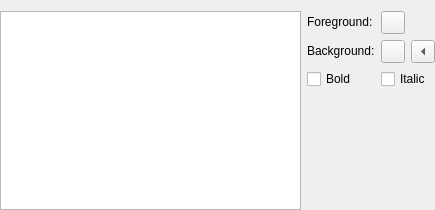
qt-creator/qt-creator, file src/plugins/texteditor/colorschemeedit.ui: the form before one commit.
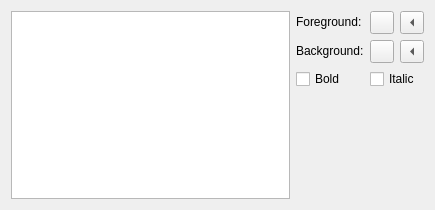
The form after the commit.

The edit to the form file:
```diff
--- a/src/plugins/texteditor/colorschemeedit.ui
+++ b/src/plugins/texteditor/colorschemeedit.ui
@@ -10,17 +10,8 @@
     <height>210</height>
    </rect>
   </property>
-  <layout class="QHBoxLayout" name="horizontalLayout_2">
-   <property name="leftMargin">
-    <number>0</number>
-   </property>
-   <property name="rightMargin">
-    <number>0</number>
-   </property>
-   <property name="bottomMargin">
-    <number>0</number>
-   </property>
-   <item>
+  <layout class="QGridLayout" name="gridLayout">
+   <item row="0" column="0" rowspan="4">
     <widget class="QListView" name="itemList">
      <property name="sizePolicy">
       <sizepolicy hsizetype="Expanding" vsizetype="Expanding">
@@ -36,23 +27,25 @@
      </property>
     </widget>
    </item>
-   <item>
-    <layout class="QGridLayout" name="_2">
-     <item row="2" column="0">
-      <widget class="QCheckBox" name="boldCheckBox">
-       <property name="text">
-        <string>Bold</string>
-       </property>
-      </widget>
-     </item>
-     <item row="2" column="1">
-      <widget class="QCheckBox" name="italicCheckBox">
-       <property name="text">
-        <string>Italic</string>
-       </property>
-      </widget>
-     </item>
-     <item row="0" column="1">
+   <item row="0" column="1">
+    <widget class="QLabel" name="foregroundLabel">
+     <property name="sizePolicy">
+      <sizepolicy hsizetype="Fixed" vsizetype="Fixed">
+       <horstretch>0</horstretch>
+       <verstretch>0</verstretch>
+      </sizepolicy>
+     </property>
+     <property name="text">
+      <string>Foreground:</string>
+     </property>
+     <property name="buddy">
+      <cstring>foregroundToolButton</cstring>
+     </property>
+    </widget>
+   </item>
+   <item row="0" column="2">
+    <layout class="QHBoxLayout" name="horizontalLayout_3">
+     <item>
       <widget class="QToolButton" name="foregroundToolButton">
        <property name="sizePolicy">
         <sizepolicy hsizetype="Fixed" vsizetype="Fixed">
@@ -65,24 +58,41 @@
        </property>
       </widget>
      </item>
-     <item row="1" column="0">
-      <widget class="QLabel" name="backgroundLabel">
-       <property name="sizePolicy">
-        <sizepolicy hsizetype="Fixed" vsizetype="Fixed">
-         <horstretch>0</horstretch>
-         <verstretch>0</verstretch>
-        </sizepolicy>
+     <item>
+      <widget class="QToolButton" name="eraseForegroundToolButton">
+       <property name="toolTip">
+        <string>Erase foreground</string>
        </property>
        <property name="text">
-        <string>Background:</string>
+        <string>x</string>
        </property>
-       <property name="buddy">
-        <cstring>backgroundToolButton</cstring>
+       <property name="arrowType">
+        <enum>Qt::LeftArrow</enum>
        </property>
       </widget>
      </item>
-     <item row="0" column="0">
-      <widget class="QLabel" name="foregroundLabel">
+    </layout>
+   </item>
+   <item row="1" column="1">
+    <widget class="QLabel" name="backgroundLabel">
+     <property name="sizePolicy">
+      <sizepolicy hsizetype="Fixed" vsizetype="Fixed">
+       <horstretch>0</horstretch>
+       <verstretch>0</verstretch>
+      </sizepolicy>
+     </property>
+     <property name="text">
+      <string>Background:</string>
+     </property>
+     <property name="buddy">
+      <cstring>backgroundToolButton</cstring>
+     </property>
+    </widget>
+   </item>
+   <item row="1" column="2">
+    <layout class="QHBoxLayout" name="horizontalLayout">
+     <item>
+      <widget class="QToolButton" name="backgroundToolButton">
        <property name="sizePolicy">
         <sizepolicy hsizetype="Fixed" vsizetype="Fixed">
          <horstretch>0</horstretch>
@@ -90,58 +100,52 @@
         </sizepolicy>
        </property>
        <property name="text">
-        <string>Foreground:</string>
+        <string/>
        </property>
-       <property name="buddy">
-        <cstring>foregroundToolButton</cstring>
-       </property>
       </widget>
      </item>
-     <item row="3" column="1">
-      <spacer>
-       <property name="orientation">
-        <enum>Qt::Vertical</enum>
+     <item>
+      <widget class="QToolButton" name="eraseBackgroundToolButton">
+       <property name="toolTip">
+        <string>Erase background</string>
        </property>
-       <property name="sizeHint" stdset="0">
-        <size>
-         <width>20</width>
-         <height>40</height>
-        </size>
+       <property name="text">
+        <string>x</string>
        </property>
-      </spacer>
+       <property name="arrowType">
+        <enum>Qt::LeftArrow</enum>
+       </property>
+      </widget>
      </item>
-     <item row="1" column="1">
-      <layout class="QHBoxLayout" name="horizontalLayout">
-       <item>
-        <widget class="QToolButton" name="backgroundToolButton">
-         <property name="sizePolicy">
-          <sizepolicy hsizetype="Fixed" vsizetype="Fixed">
-           <horstretch>0</horstretch>
-           <verstretch>0</verstretch>
-          </sizepolicy>
-         </property>
-         <property name="text">
-          <string/>
-         </property>
-        </widget>
-       </item>
-       <item>
-        <widget class="QToolButton" name="eraseBackgroundToolButton">
-         <property name="toolTip">
-          <string>Erase background</string>
-         </property>
-         <property name="text">
-          <string>x</string>
-         </property>
-         <property name="arrowType">
-          <enum>Qt::LeftArrow</enum>
-         </property>
-        </widget>
-       </item>
-      </layout>
-     </item>
     </layout>
    </item>
+   <item row="2" column="1">
+    <widget class="QCheckBox" name="boldCheckBox">
+     <property name="text">
+      <string>Bold</string>
+     </property>
+    </widget>
+   </item>
+   <item row="2" column="2">
+    <widget class="QCheckBox" name="italicCheckBox">
+     <property name="text">
+      <string>Italic</string>
+     </property>
+    </widget>
+   </item>
+   <item row="3" column="2">
+    <spacer>
+     <property name="orientation">
+      <enum>Qt::Vertical</enum>
+     </property>
+     <property name="sizeHint" stdset="0">
+      <size>
+       <width>20</width>
+       <height>83</height>
+      </size>
+     </property>
+    </spacer>
+   </item>
   </layout>
  </widget>
  <tabstops>
```
Left out of the diff: 1 changed line with no effect on the pictures.
